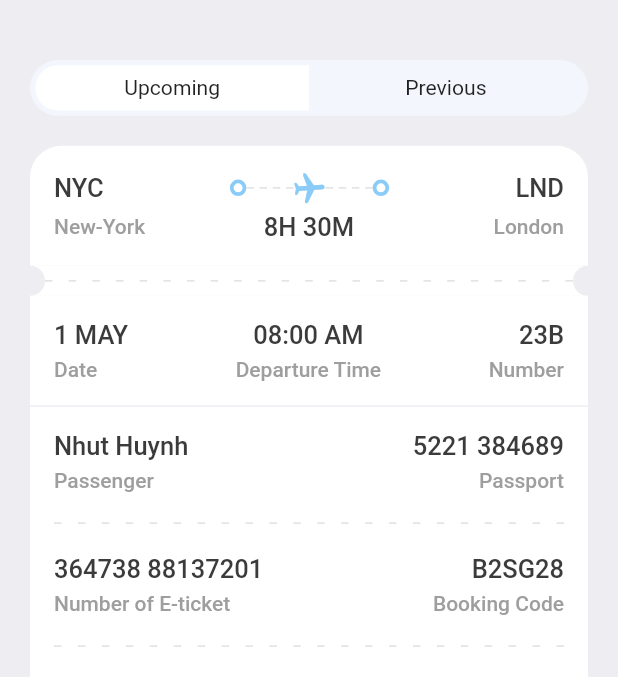
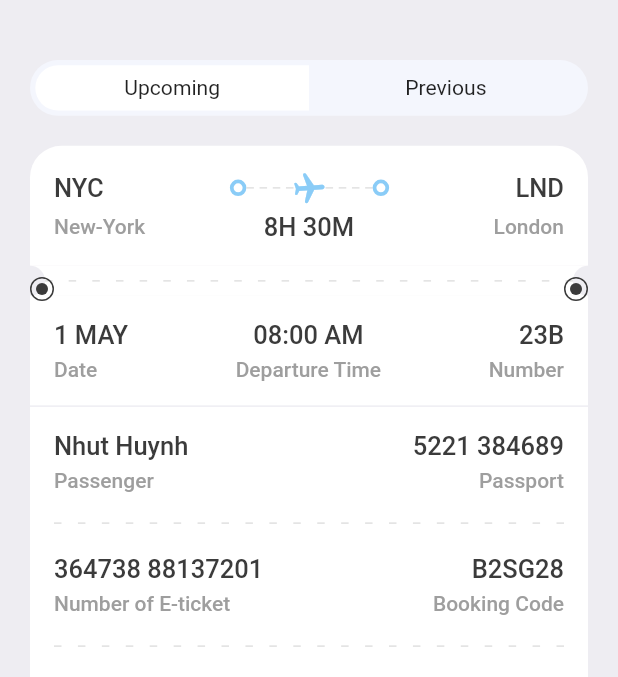
Before and after one commit to nhuthq/booktickets_flutter, a Flutter app: the TicketsScreen screen opened directly, on a phone screen of 412 x 824 dp, the part 135-812 px from its top. Run offline on Flutter 3.47's test engine with Material 2 defaults, Android fonts, the phone set to English and light mode, and no system bars; drawn by our look-alikes of barcode_widget; our stand-ins replace fluentui_system_icons, gap, get.

Commit message:
add point

```diff
--- a/booktickets/lib/screens/tickets_screen.dart
+++ b/booktickets/lib/screens/tickets_screen.dart
@@ -153,8 +153,36 @@ class TicketsScreen extends StatelessWidget {
               Container(
                 padding: const EdgeInsets.only(left: 20),
                 child: TicketWidget(ticket: ticketList[1]),
-              )
+              ),
             ],
+          ),
+          Positioned(
+            left: AppLayout.getWidth(20),
+            top: size.height / 3,
+            child: Container(
+              padding: const EdgeInsets.all(3),
+              decoration: BoxDecoration(
+                  shape: BoxShape.circle,
+                  border: Border.all(color: Styles.textColor, width: 1)),
+              child: CircleAvatar(
+                maxRadius: 4,
+                backgroundColor: Styles.textColor,
+              ),
+            ),
+          ),
+          Positioned(
+            right: AppLayout.getWidth(20),
+            top: size.height / 3,
+            child: Container(
+              padding: const EdgeInsets.all(3),
+              decoration: BoxDecoration(
+                  shape: BoxShape.circle,
+                  border: Border.all(color: Styles.textColor, width: 1)),
+              child: CircleAvatar(
+                maxRadius: 4,
+                backgroundColor: Styles.textColor,
+              ),
+            ),
           ),
         ],
       ),
```
